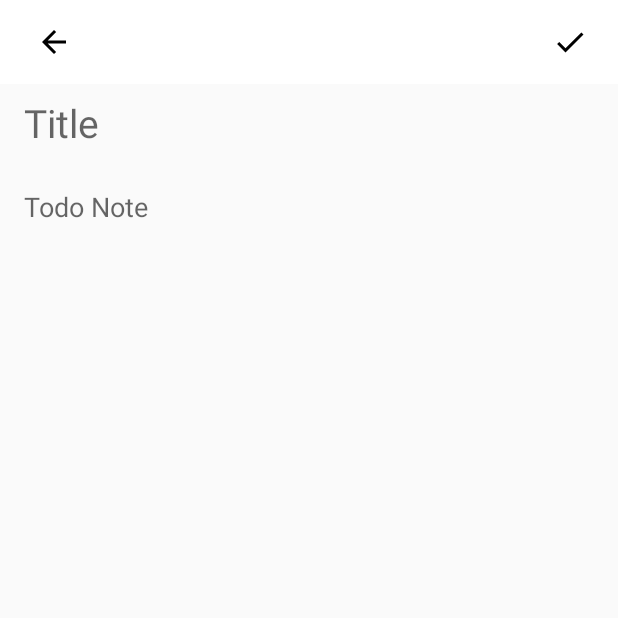
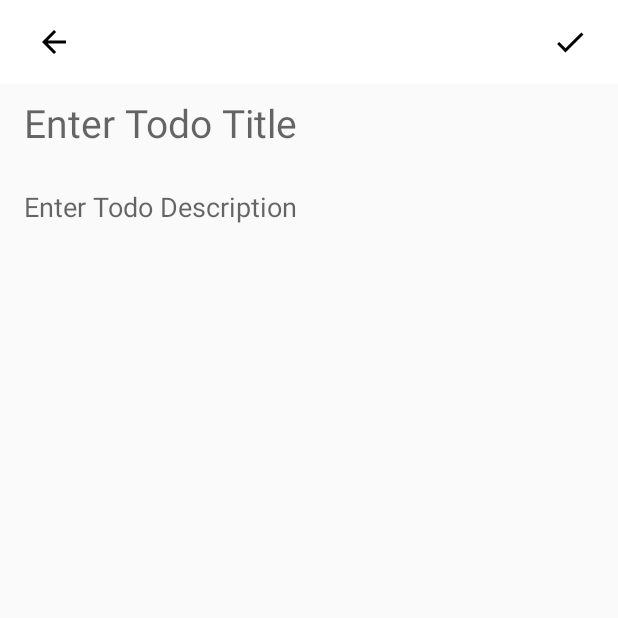
Before and after one commit to ImashaWijewardane/Task-Management-App, an Android app built with Jetpack Compose: the AddTodoActivity screen opened directly, with no data from a screen before it, on a phone screen of 412 x 824 dp, the top half of it. Run offline under Robolectric (Android 15) with nearby library versions, the phone set to English and light mode, and no system bars.

Commit message:
Update colors and text in UI

```diff
--- a/app/src/main/res/layout/activity_add_todo.xml
+++ b/app/src/main/res/layout/activity_add_todo.xml
@@ -58,7 +58,7 @@
         android:layout_marginEnd="16dp"
         android:background="@null"
         android:ems="10"
-        android:hint="Title"
+        android:hint="Enter Todo Title"
         android:textSize="26sp"
         app:layout_constraintEnd_toEndOf="parent"
         app:layout_constraintStart_toStartOf="parent"
@@ -72,7 +72,7 @@
         android:background="@null"
         android:ems="10"
         android:gravity="top"
-        android:hint="Todo Note"
+        android:hint="Enter Todo Description"
         android:inputType="textMultiLine"
         android:lineSpacingMultiplier="1.8"
         app:layout_constraintBottom_toBottomOf="parent"
--- a/app/src/main/res/layout/activity_main.xml
+++ b/app/src/main/res/layout/activity_main.xml
@@ -9,7 +9,7 @@
         android:id="@+id/toolbar"
         android:layout_width="match_parent"
         android:layout_height="wrap_content"
-        android:background="@color/black"
+        android:background="@color/teal_700"
         android:minHeight="?attr/actionBarSize"
         android:theme="?attr/actionBarTheme"
         app:layout_constraintEnd_toEndOf="parent"
@@ -20,7 +20,7 @@
             android:layout_gravity="center"
             android:textStyle="bold"
             android:textSize="24sp"
-            android:text="Todo List"
+            android:text="Todo App"
             android:gravity="center"
             android:layout_width="wrap_content"
             android:layout_height="wrap_content"/>
```
